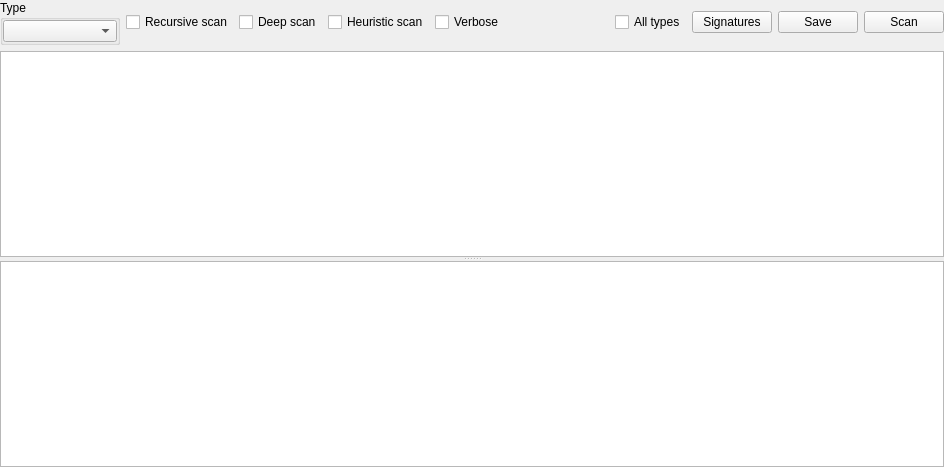
First picture: the form in diewidgetadvanced.ui, repository horsicq/die_widget, before the edit.
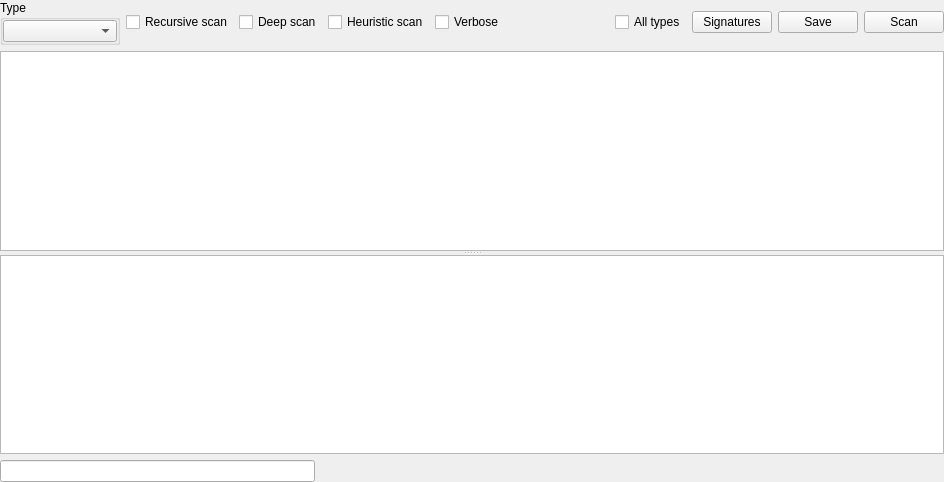
Second picture: the form after the edit. Custom widgets are drawn as their Qt base class.

The edit to the form file:
```diff
--- a/diewidgetadvanced.ui
+++ b/diewidgetadvanced.ui
@@ -7,7 +7,7 @@
     <x>0</x>
     <y>0</y>
     <width>944</width>
-    <height>467</height>
+    <height>482</height>
    </rect>
   </property>
   <property name="windowTitle">
@@ -27,7 +27,7 @@
     <number>0</number>
    </property>
    <item>
-    <layout class="QHBoxLayout" name="horizontalLayout">
+    <layout class="QHBoxLayout" name="horizontalLayout_2">
      <item>
       <widget class="QGroupBox" name="groupBoxType">
        <property name="minimumSize">
@@ -145,6 +145,43 @@
      <widget class="DIE_SignatureEdit" name="plainTextEditSignature"/>
     </widget>
    </item>
+   <item>
+    <layout class="QHBoxLayout" name="horizontalLayout">
+     <item>
+      <widget class="QLineEdit" name="lineEditSignatureName">
+       <property name="readOnly">
+        <bool>true</bool>
+       </property>
+      </widget>
+     </item>
+     <item>
+      <spacer name="horizontalSpacer_2">
+       <property name="orientation">
+        <enum>Qt::Horizontal</enum>
+       </property>
+       <property name="sizeHint" stdset="0">
+        <size>
+         <width>40</width>
+         <height>20</height>
+        </size>
+       </property>
+      </spacer>
+     </item>
+     <item>
+      <spacer name="horizontalSpacer_3">
+       <property name="orientation">
+        <enum>Qt::Horizontal</enum>
+       </property>
+       <property name="sizeHint" stdset="0">
+        <size>
+         <width>40</width>
+         <height>20</height>
+        </size>
+       </property>
+      </spacer>
+     </item>
+    </layout>
+   </item>
   </layout>
  </widget>
  <customwidgets>
```
